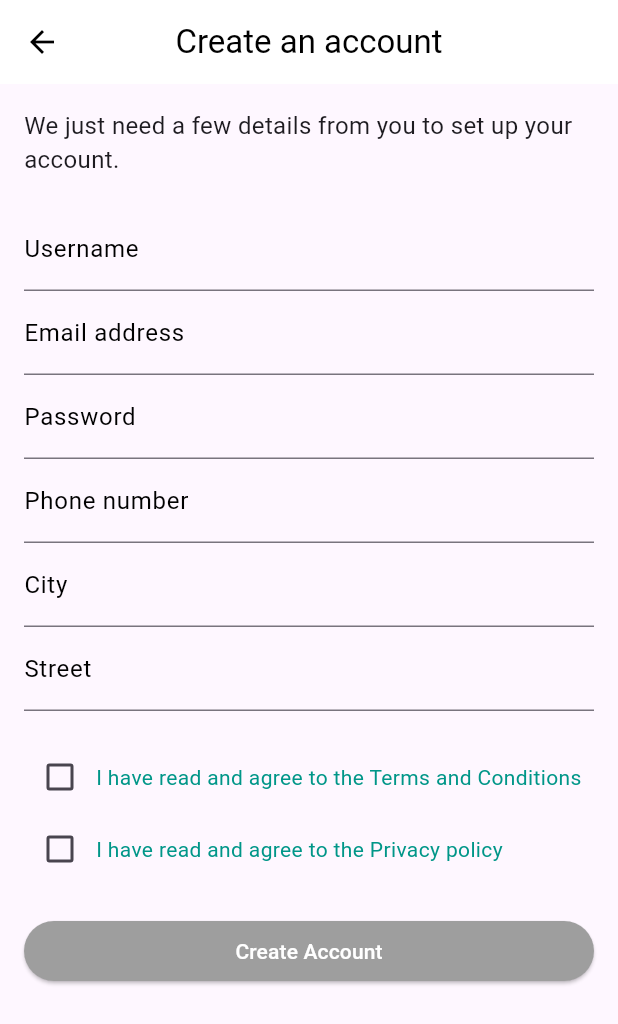
After one commit to ali-mansour21/Market-Root, a Flutter app: the AccountCreationScreen screen opened directly, on a phone screen of 412 x 824 dp. The commit adds this screen. Shown: the top 1024 px of the screen. Run offline on Flutter 3.47's test engine with Material 3 defaults, Android fonts, the light colour scheme and no system bars; our stand-ins replace shared_preferences; accounts and stored records are empty.

Commit message:
Create the account creation screen

```diff
--- /dev/null
+++ b/mobile/lib/screens/account_creation_screen.dart
@@ -0,0 +1,215 @@
+import 'package:flutter/material.dart';
+
+class AccountCreationScreen extends StatefulWidget {
+  const AccountCreationScreen({super.key});
+
+  @override
+  _AccountCreationScreenState createState() => _AccountCreationScreenState();
+}
+
+class _AccountCreationScreenState extends State<AccountCreationScreen> {
+  final _formKey = GlobalKey<FormState>();
+  bool _termsAccepted = false;
+  bool _privacyAccepted = false;
+
+  @override
+  Widget build(BuildContext context) {
+    return Scaffold(
+      appBar: AppBar(
+        backgroundColor: Colors.white,
+        title: const Text('Create an account',
+            style: TextStyle(color: Colors.black)),
+        centerTitle: true,
+        elevation: 0,
+        leading: IconButton(
+          icon: const Icon(Icons.arrow_back, color: Colors.black),
+          onPressed: () {
+            Navigator.pop(context);
+          },
+        ),
+      ),
+      body: Padding(
+        padding: const EdgeInsets.all(16.0),
+        child: Form(
+          key: _formKey,
+          child: ListView(
+            children: [
+              const Text(
+                'We just need a few details from you to set up your account.',
+                style: TextStyle(fontSize: 16),
+              ),
+              const SizedBox(height: 20),
+              TextFormField(
+                cursorColor: Colors.teal,
+                decoration: const InputDecoration(
+                  labelText: 'Username',
+                  labelStyle: TextStyle(color: Colors.black),
+                  focusedBorder: UnderlineInputBorder(
+                    borderSide: BorderSide(color: Colors.teal),
+                  ),
+                ),
+                validator: (value) {
+                  if (value == null || value.isEmpty) {
+                    return 'Please enter your username';
+                  }
+                  return null;
+                },
+              ),
+              TextFormField(
+                cursorColor: Colors.teal,
+                decoration: const InputDecoration(
+                  labelText: 'Email address',
+                  labelStyle: TextStyle(color: Colors.black),
+                  focusedBorder: UnderlineInputBorder(
+                    borderSide: BorderSide(color: Colors.teal),
+                  ),
+                ),
+                validator: (value) {
+                  if (value == null || value.isEmpty) {
+                    return 'Please enter your email address';
+                  }
+                  return null;
+                },
+              ),
+              TextFormField(
+                cursorColor: Colors.teal,
+                decoration: const InputDecoration(
+                  labelText: 'Password',
+                  labelStyle: TextStyle(color: Colors.black),
+                  focusedBorder: UnderlineInputBorder(
+                    borderSide: BorderSide(color: Colors.teal),
+                  ),
+                ),
+                obscureText: true,
+                validator: (value) {
+                  if (value == null || value.isEmpty) {
+                    return 'Please enter your password';
+                  }
+                  return null;
+                },
+              ),
+              TextFormField(
+                cursorColor: Colors.teal,
+                decoration: const InputDecoration(
+                  labelText: 'Phone number',
+                  labelStyle: TextStyle(color: Colors.black),
+                  focusedBorder: UnderlineInputBorder(
+                    borderSide: BorderSide(color: Colors.teal),
+                  ),
+                ),
+                validator: (value) {
+                  if (value == null || value.isEmpty) {
+                    return 'Please enter your phone number';
+                  }
+                  return null;
+                },
+              ),
+              TextFormField(
+                cursorColor: Colors.teal,
+                decoration: const InputDecoration(
+                  labelText: 'City',
+                  labelStyle: TextStyle(color: Colors.black),
+                  focusedBorder: UnderlineInputBorder(
+                    borderSide: BorderSide(color: Colors.teal),
+                  ),
+                ),
+                validator: (value) {
+                  if (value == null || value.isEmpty) {
+                    return 'Please enter your city';
+                  }
+                  return null;
+                },
+              ),
+              TextFormField(
+                cursorColor: Colors.teal,
+                decoration: const InputDecoration(
+                  labelText: 'Street',
+                  labelStyle: TextStyle(color: Colors.black),
+                  focusedBorder: UnderlineInputBorder(
+                    borderSide: BorderSide(color: Colors.teal),
+                  ),
+                ),
+                validator: (value) {
+                  if (value == null || value.isEmpty) {
+                    return 'Please enter your street';
+                  }
+                  return null;
+                },
+              ),
+              const SizedBox(height: 20),
+              Row(
+                children: [
+                  Checkbox(
+                    checkColor: Colors.white,
+                    focusColor: Colors.teal,
+                    activeColor: Colors.teal,
+                    value: _termsAccepted,
+                    onChanged: (value) {
+                      setState(() {
+                        _termsAccepted = value!;
+                      });
+                    },
+                  ),
+                  Flexible(
+                    child: GestureDetector(
+                      onTap: () {
+                        // Open terms and conditions
+                      },
+                      child: const Text(
+                        'I have read and agree to the Terms and Conditions',
+                        style: TextStyle(
+                          color: Colors.teal,
+                        ),
+                      ),
+                    ),
+                  ),
+                ],
+              ),
+              Row(
+                children: [
+                  Checkbox(
+                    checkColor: Colors.white,
+                    focusColor: Colors.teal,
+                    activeColor: Colors.teal,
+                    value: _privacyAccepted,
+                    onChanged: (value) {
+                      setState(() {
+                        _privacyAccepted = value!;
+                      });
+                    },
+                  ),
+                  GestureDetector(
+                    onTap: () {
+                      // Open privacy policy
+                    },
+                    child: const Text(
+                        'I have read and agree to the Privacy policy',
+                        style: TextStyle(
+                          color: Colors.teal,
+                        )),
+                  ),
+                ],
+              ),
+              const SizedBox(height: 20),
+              SizedBox(
+                width: double.infinity,
+                child: ElevatedButton(
+                  onPressed: () {},
+                  style: ElevatedButton.styleFrom(
+                    backgroundColor: _termsAccepted && _privacyAccepted
+                        ? Colors.teal
+                        : Colors.grey,
+                  ),
+                  child: const Text(
+                    'Create Account',
+                    style: TextStyle(color: Colors.white),
+                  ),
+                ),
+              ),
+            ],
+          ),
+        ),
+      ),
+    );
+  }
+}
--- a/mobile/lib/screens/profile_screen.dart
+++ b/mobile/lib/screens/profile_screen.dart
@@ -1,4 +1,5 @@
 import 'package:flutter/material.dart';
+import 'package:mobile/screens/account_creation_screen.dart';
 import 'package:mobile/widgets/custom_navigation_bar.dart';
 
 class ProfileScreen extends StatefulWidget {
@@ -56,7 +57,14 @@ class _ProfileScreenState extends State<ProfileScreen> {
                       SizedBox(
                         width: 155,
                         child: ElevatedButton(
-                          onPressed: () {},
+                          onPressed: () {
+                            Navigator.push(
+                                context,
+                                MaterialPageRoute(
+                                  builder: (context) =>
+                                      const AccountCreationScreen(),
+                                ));
+                          },
                           style: ElevatedButton.styleFrom(
                             backgroundColor: Colors.teal,
                           ),
```
